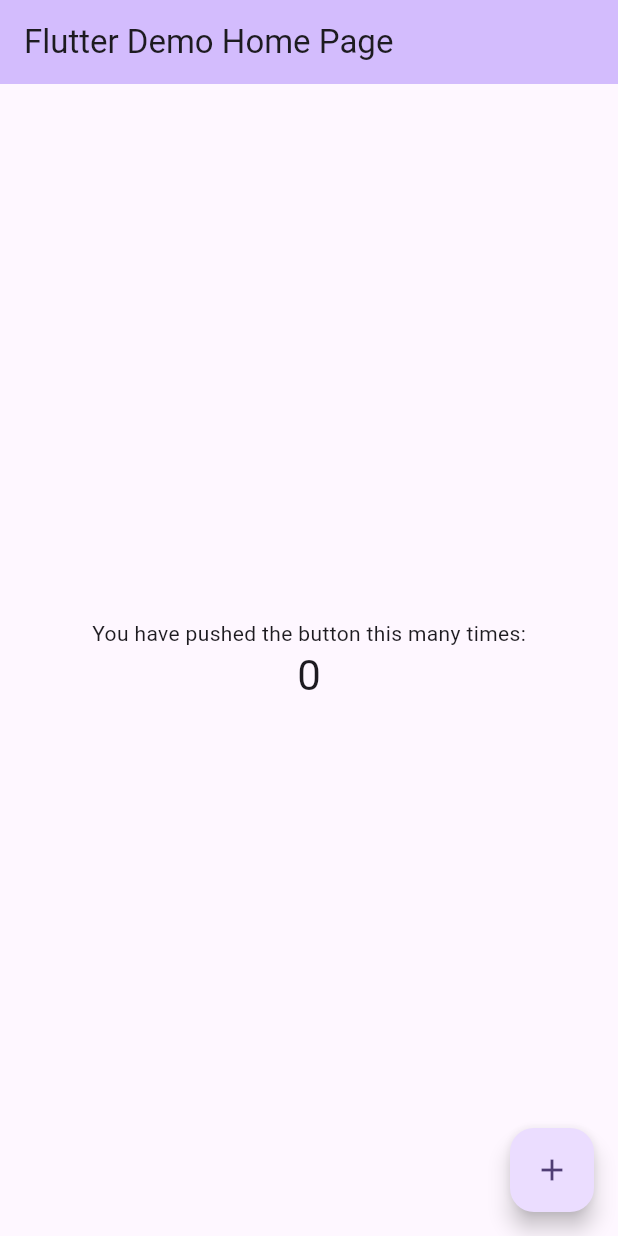
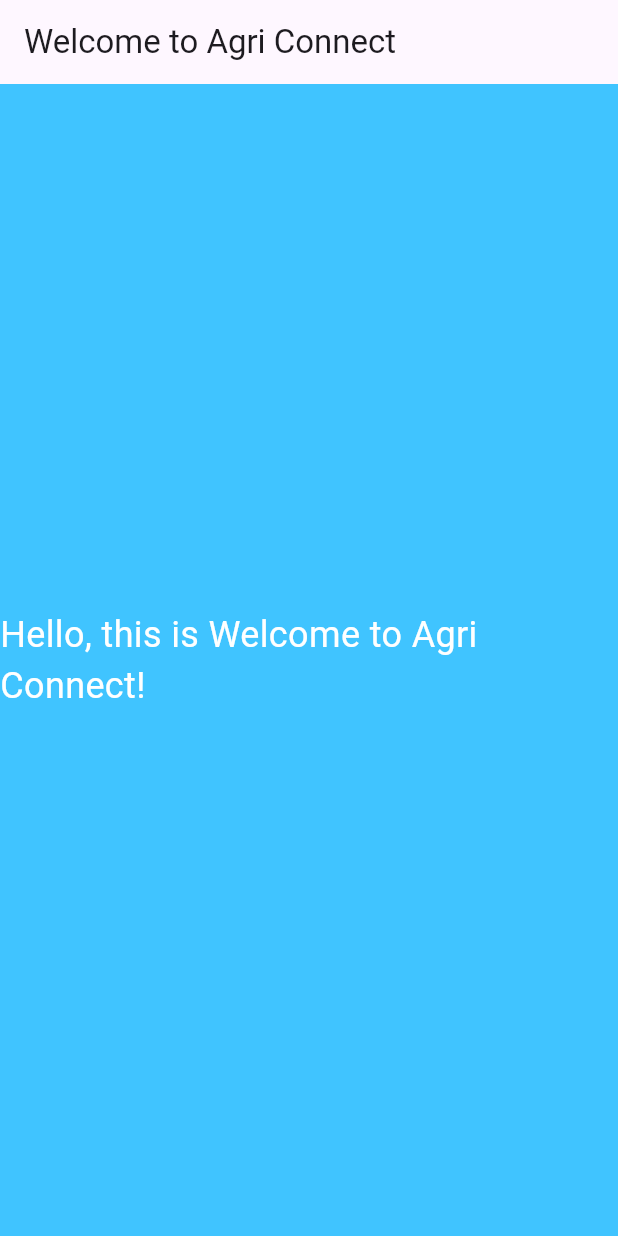
Before and after one commit to D-Binara/AgriConnect-Frontend, a Flutter app: the screen it shows after launch, on a phone screen of 412 x 824 dp. Run offline on Flutter 3.47's test engine with Material 3 defaults, Android fonts, the light colour scheme and no system bars.

Commit message:
First Page

```diff
--- a/agri_connect/lib/main.dart
+++ b/agri_connect/lib/main.dart
@@ -1,111 +1,50 @@
 import 'package:flutter/material.dart';
 
 void main() {
-  runApp(const MyApp());
+  runApp(const MainApp());
 }
 
-class MyApp extends StatelessWidget {
-  const MyApp({super.key});
+class MainApp extends StatelessWidget {
+  const MainApp({super.key});
 
-  // This widget is the root of your application.
   @override
   Widget build(BuildContext context) {
     return MaterialApp(
-      title: 'Flutter Demo',
+      title: 'Agri Connect',
       theme: ThemeData(
-
-        colorScheme: ColorScheme.fromSeed(seedColor: Colors.deepPurple),
-        useMaterial3: true,
+        primarySwatch: Colors.green,
       ),
-      home: const MyHomePage(title: 'Flutter Demo Home Page'),
+      home: const MyHomePage(title: 'Welcome to Agri Connect'),
     );
   }
 }
 
 class MyHomePage extends StatefulWidget {
+  final String title;
+
   const MyHomePage({super.key, required this.title});
 
-  // This widget is the home page of your application. It is stateful, meaning
-  // that it has a State object (defined below) that contains fields that affect
-  // how it looks.
-
-  // This class is the configuration for the state. It holds the values (in this
-  // case the title) provided by the parent (in this case the App widget) and
-  // used by the build method of the State. Fields in a Widget subclass are
-  // always marked "final".
-
-  final String title;
-
   @override
-  State<MyHomePage> createState() => _MyHomePageState();
+  _MyHomePageState createState() => _MyHomePageState();
 }
 
 class _MyHomePageState extends State<MyHomePage> {
-  int _counter = 0;
-
-  void _incrementCounter() {
-    setState(() {
-      // This call to setState tells the Flutter framework that something has
-      // changed in this State, which causes it to rerun the build method below
-      // so that the display can reflect the updated values. If we changed
-      // _counter without calling setState(), then the build method would not be
-      // called again, and so nothing would appear to happen.
-      _counter++;
-    });
-  }
-
   @override
   Widget build(BuildContext context) {
-    // This method is rerun every time setState is called, for instance as done
-    // by the _incrementCounter method above.
-    //
-    // The Flutter framework has been optimized to make rerunning build methods
-    // fast, so that you can just rebuild anything that needs updating rather
-    // than having to individually change instances of widgets.
     return Scaffold(
+      backgroundColor: Colors.lightBlueAccent,
       appBar: AppBar(
-        // TRY THIS: Try changing the color here to a specific color (to
-        // Colors.amber, perhaps?) and trigger a hot reload to see the AppBar
-        // change color while the other colors stay the same.
-        backgroundColor: Theme.of(context).colorScheme.inversePrimary,
-        // Here we take the value from the MyHomePage object that was created by
-        // the App.build method, and use it to set our appbar title.
         title: Text(widget.title),
       ),
       body: Center(
-        // Center is a layout widget. It takes a single child and positions it
-        // in the middle of the parent.
-        child: Column(
-          // Column is also a layout widget. It takes a list of children and
-          // arranges them vertically. By default, it sizes itself to fit its
-          // children horizontally, and tries to be as tall as its parent.
-          //
-          // Column has various properties to control how it sizes itself and
-          // how it positions its children. Here we use mainAxisAlignment to
-          // center the children vertically; the main axis here is the vertical
-          // axis because Columns are vertical (the cross axis would be
-          // horizontal).
-          //
-          // TRY THIS: Invoke "debug painting" (choose the "Toggle Debug Paint"
-          // action in the IDE, or press "p" in the console), to see the
-          // wireframe for each widget.
-          mainAxisAlignment: MainAxisAlignment.center,
-          children: <Widget>[
-            const Text(
-              'You have pushed the button this many times:',
-            ),
-            Text(
-              '$_counter',
-              style: Theme.of(context).textTheme.headlineMedium,
-            ),
-          ],
+        child: Text(
+          'Hello, this is ${widget.title}!',
+          style: TextStyle(
+            fontSize: 24,
+            color: Colors.white,
+          ),
         ),
       ),
-      floatingActionButton: FloatingActionButton(
-        onPressed: _incrementCounter,
-        tooltip: 'Increment',
-        child: const Icon(Icons.add),
-      ), // This trailing comma makes auto-formatting nicer for build methods.
     );
   }
 }
```
Also changed, not shown: agri_connect/pubspec.lock.
